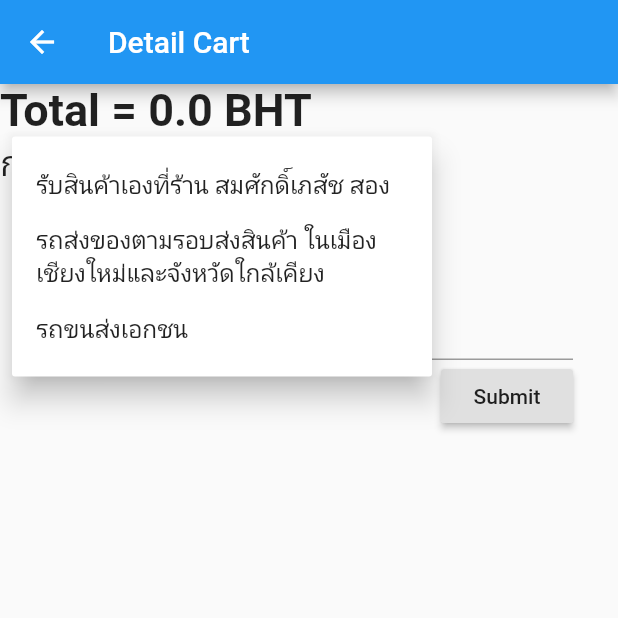
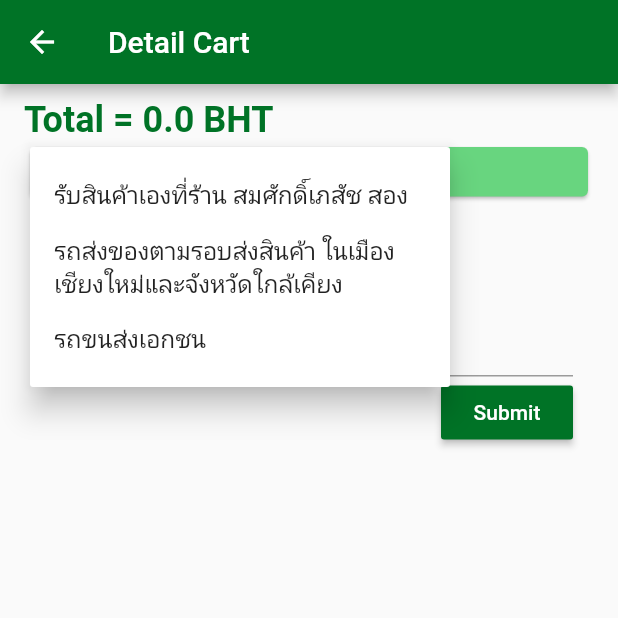
Before and after one commit to masterUNG/Somsakpharma, a Flutter app: the DetailCart screen opened directly, after a tap on "การจัดส่ง :", on a phone screen of 412 x 824 dp, the top half of it. Run offline on Flutter 3.47's test engine with Material 2 defaults, Android fonts, the phone set to English and light mode, and no system bars; our stand-ins replace carousel_slider, shared_preferences; missing offline and left inert: barcode_scan; accounts and stored records are empty.

Commit message:
finish 12March

```diff
--- a/lib/scaffold/detail_cart.dart
+++ b/lib/scaffold/detail_cart.dart
@@ -8,6 +8,14 @@ import 'package:somsakpharma/models/product_all_model2.dart';
 import 'package:somsakpharma/models/user_model.dart';
 import 'package:somsakpharma/utility/my_style.dart';
 import 'package:somsakpharma/utility/normal_dialog.dart';
+
+import '../utility/my_style.dart';
+import '../utility/my_style.dart';
+import '../utility/my_style.dart';
+import '../utility/my_style.dart';
+import '../utility/my_style.dart';
+import '../utility/my_style.dart';
+import '../utility/my_style.dart';
 
 class DetailCart extends StatefulWidget {
   final UserModel userModel;
@@ -35,6 +43,13 @@ class _DetailCartState extends State<DetailCart> {
   String transport;
   int index = 0;
   String comment = '', memberID;
+
+  List<String> listTrasport = [
+    '',
+    'รับสินค้าเองที่ร้าน สมศักดิ์เภสัช สอง',
+    'รถส่งของตามรอบส่งสินค้า ในเมืองเชียงใหม่และจังหวัดใกล้เคียง',
+    'รถขนส่งเอกชน',
+  ];
 
   // Method
   @override
@@ -152,7 +167,21 @@ class _DetailCartState extends State<DetailCart> {
   }
 
   Widget showTitle(int index) {
-    return Text(productAllModels[index].title);
+    return Container(
+      padding: EdgeInsets.only(left: 16.0, right: 16.0),
+      width: MediaQuery.of(context).size.width,
+      child: Row(
+        children: <Widget>[
+          Container(
+            width: MediaQuery.of(context).size.width - 40,
+            child: Text(
+              productAllModels[index].title,
+              style: MyStyle().h2Style,
+            ),
+          ),
+        ],
+      ),
+    );
   }
 
   Widget editButton(int index, String size) {
@@ -230,7 +259,8 @@ class _DetailCartState extends State<DetailCart> {
     return FlatButton(
       child: Text('OK'),
       onPressed: () {
-        print('productID = $productID ,unitSize = $unitSize ,memberID = $memberID, newQTY = $newQTY');
+        print(
+            'productID = $productID ,unitSize = $unitSize ,memberID = $memberID, newQTY = $newQTY');
         editDetailCart(productID, unitSize, memberID);
         Navigator.of(context).pop();
       },
@@ -244,7 +274,6 @@ class _DetailCartState extends State<DetailCart> {
         'http://somsakpharma.com/api/json_updatemycart.php?productID=$productID&unitSize=$unitSize&newQTY=$newQTY&memberId=$memberID';
 
     print('url editDetailCart ====>>>>> $url');
-
 
     await get(url).then((response) {
       readCart();
@@ -332,10 +361,16 @@ class _DetailCartState extends State<DetailCart> {
     return lable.isEmpty
         ? SizedBox()
         : Row(
-            mainAxisAlignment: MainAxisAlignment.spaceBetween,
+            mainAxisAlignment: MainAxisAlignment.spaceAround,
             children: <Widget>[
-              Text('$price บาท/ $lable'),
-              Text('จำนวน $quantity'),
+              Text(
+                '$price บาท/ $lable',
+                style: MyStyle().h3Style,
+              ),
+              Text(
+                'จำนวน $quantity',
+                style: MyStyle().h3Style,
+              ),
               editAndDeleteButton(index, 's'),
             ],
           );
@@ -390,25 +425,27 @@ class _DetailCartState extends State<DetailCart> {
       shrinkWrap: true,
       itemCount: productAllModels.length,
       itemBuilder: (BuildContext buildContext, int index) {
-        return Column(
+        return Card(
+          child: Column(
             children: <Widget>[
               showTitle(index),
               showSText(index),
               showMText(index),
               showLText(index),
-            Divider(),
+              // Divider(),
             ],
+          ),
         );
       },
     );
   }
 
   Widget showTotal() {
-    return Text(
+    return Container(
+      padding: EdgeInsets.only(left: 16.0, top: 10.0),
+      child: Text(
         'Total = $total BHT',
-      style: TextStyle(
-        fontSize: 30.0,
-        fontWeight: FontWeight.bold,
+        style: MyStyle().h1Style,
       ),
     );
   }
@@ -422,16 +459,8 @@ class _DetailCartState extends State<DetailCart> {
   }
 
   Widget showTitleTransport() {
-    List<String> list = [
-      '',
-      'รถส่งของ ตามสายส่ง',
-      'ส่งทางบริษัทขนส่ง (เอกชน)',
-      'รับสินค้าเองที่ พัฒนาเภสัช',
-      'รถส่งของตามรอบส่งสินค้า ในเมืองนครสวรรค์',
-      'รับสินค้าเองที่ คลังสินค้า (ซอยวัดท่าทอง)'
-    ];
     return Text(
-      'การจัดส่ง : ${list[index]}',
+      'การจัดส่ง : ${listTrasport[index]}',
       style: TextStyle(
         fontSize: 24.0,
       ),
@@ -439,7 +468,11 @@ class _DetailCartState extends State<DetailCart> {
   }
 
   Widget showTransport() {
-    return PopupMenuButton<String>(
+    return Container(
+      padding: EdgeInsets.only(left: 16.0, right: 16.0),
+      child: Card(
+        color: MyStyle().lightColor,
+        child: PopupMenuButton<String>(
           onSelected: (String string) {
             selectedTransport(string);
           },
@@ -447,20 +480,21 @@ class _DetailCartState extends State<DetailCart> {
           itemBuilder: (BuildContext context) {
             return [
               PopupMenuItem(
-            child: Text('รับสินค้าเองที่ร้าน สมศักดิ์เภสัช สอง'),
+                child: Text(listTrasport[1]),
                 value: '1',
               ),
               PopupMenuItem(
-            child: Text('รถส่งของตามรอบส่งสินค้า ในเมืองเชียงใหม่และจังหวัดใกล้เคียง'),
+                child: Text(listTrasport[2]),
                 value: '2',
               ),
               PopupMenuItem(
-            child: Text('รถขนส่งเอกชน'),
+                child: Text(listTrasport[3]),
                 value: '3',
               ),
-
             ];
           },
+        ),
+      ),
     );
   }
 
@@ -484,7 +518,7 @@ class _DetailCartState extends State<DetailCart> {
       children: <Widget>[
         Container(
           margin: EdgeInsets.only(right: 30.0),
-          child: RaisedButton(
+          child: RaisedButton(color: MyStyle().textColor,
             onPressed: () {
               if (transport == null) {
                 normalDialog(context, 'ยังไม่เลือก  การขอส่ง',
@@ -497,7 +531,7 @@ class _DetailCartState extends State<DetailCart> {
                 submitThread();
               }
             },
-            child: Text('Submit'),
+            child: Text('Submit', style: TextStyle(color: Colors.white),),
           ),
         ),
       ],
@@ -542,6 +576,7 @@ class _DetailCartState extends State<DetailCart> {
   Widget build(BuildContext context) {
     return Scaffold(
       appBar: AppBar(
+        backgroundColor: MyStyle().textColor,
         title: Text('Detail Cart'),
       ),
       body: ListView(
```
Lines whose indentation alone changed are shown as unchanged.
